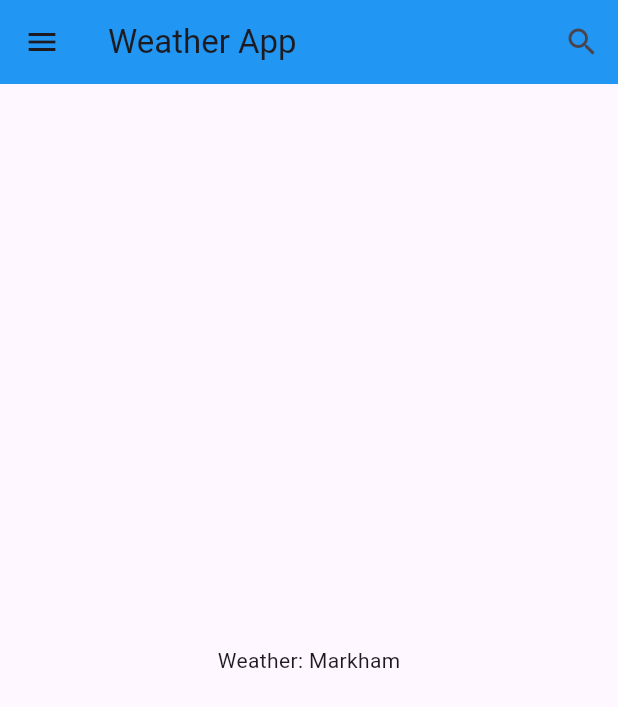
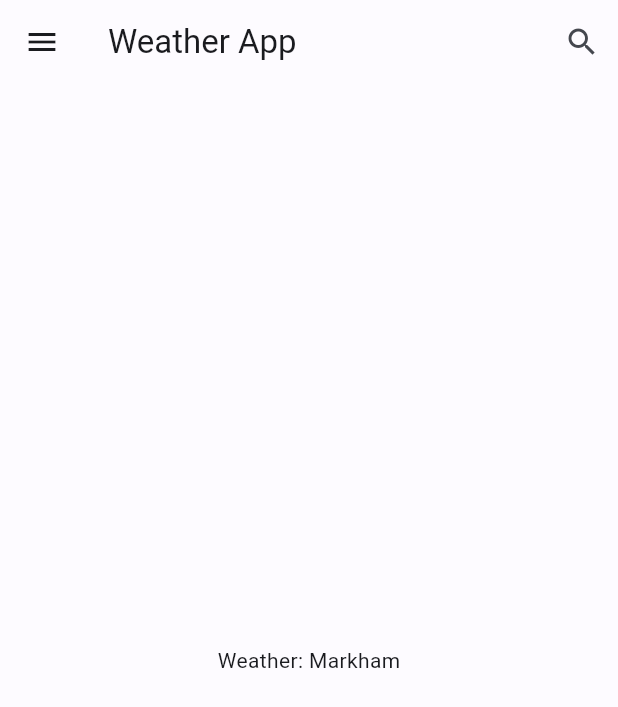
Before and after one commit to conrad-mo/weatherapp, a Flutter app: the screen it shows after launch, on a phone screen of 412 x 824 dp. Shown: the top 707 px of the screen. Run offline on Flutter 3.47's test engine with Material 2 defaults, Android fonts, the light colour scheme and no system bars.

Commit message:
Fix colour scheme

```diff
--- a/lib/components/navbar.dart
+++ b/lib/components/navbar.dart
@@ -23,7 +23,6 @@ class _LocationDrawerState extends State<LocationDrawer> {
     return Scaffold(
       appBar: AppBar(
         title: const Text('Weather App'),
-        backgroundColor: Colors.blue,
         actions: <Widget>[
           IconButton(
             onPressed: () => showDialog<String>(
@@ -67,9 +66,7 @@ class _LocationDrawerState extends State<LocationDrawer> {
             const SizedBox(
               height: 64.0,
               child: DrawerHeader(
-                decoration: BoxDecoration(
-                  color: Colors.blue,
-                ),
+                decoration: BoxDecoration(),
                 child: Text('Locations:'),
               ),
             ),
--- a/lib/main.dart
+++ b/lib/main.dart
@@ -1,5 +1,6 @@
 import 'package:flutter/material.dart';
 import 'components/navbar.dart' as nvbr;
+import 'color_schemes.g.dart' as colorscheme;
 
 void main() {
   runApp(const WeatherApp());
@@ -17,8 +18,10 @@ class _WeatherAppState extends State<WeatherApp> {
   Widget build(BuildContext context) {
     return MaterialApp(
       title: 'Weather App',
-      theme: ThemeData(useMaterial3: true),
-      darkTheme: ThemeData.dark(useMaterial3: true),
+      theme: ThemeData(
+          useMaterial3: true, colorScheme: colorscheme.lightColorScheme),
+      darkTheme: ThemeData(
+          useMaterial3: true, colorScheme: colorscheme.darkColorScheme),
       themeMode: ThemeMode.system,
       home: const Scaffold(
         body: nvbr.LocationDrawer(),
```
Also changed, not shown: lib/color_schemes.g.dart (added).
